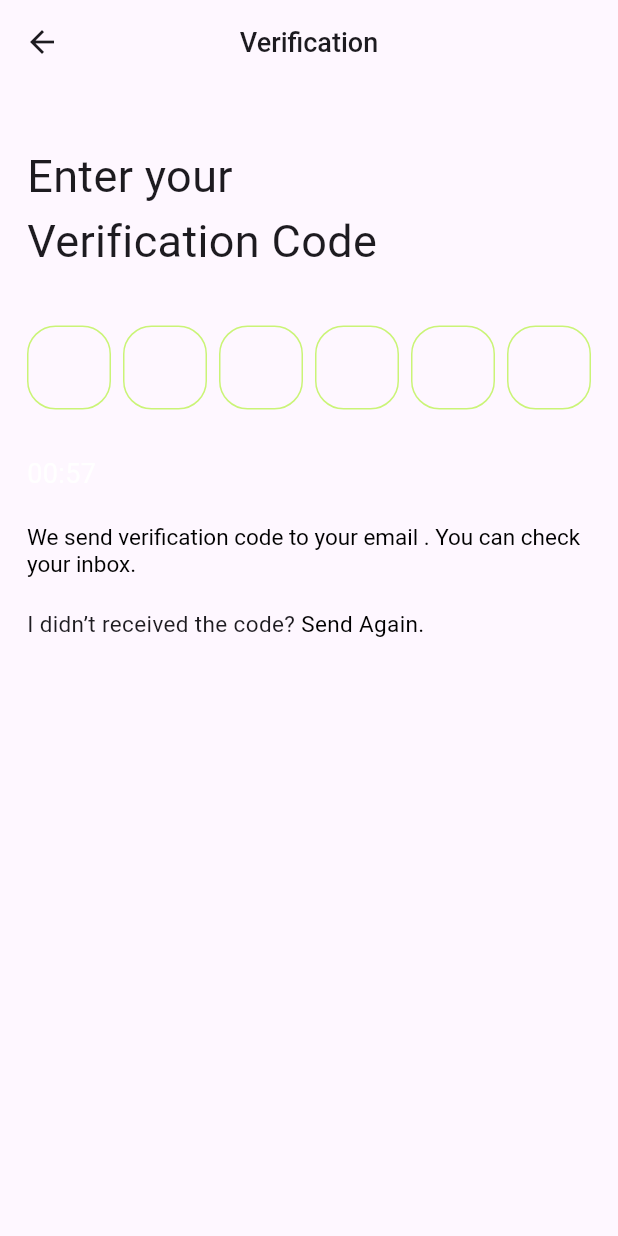
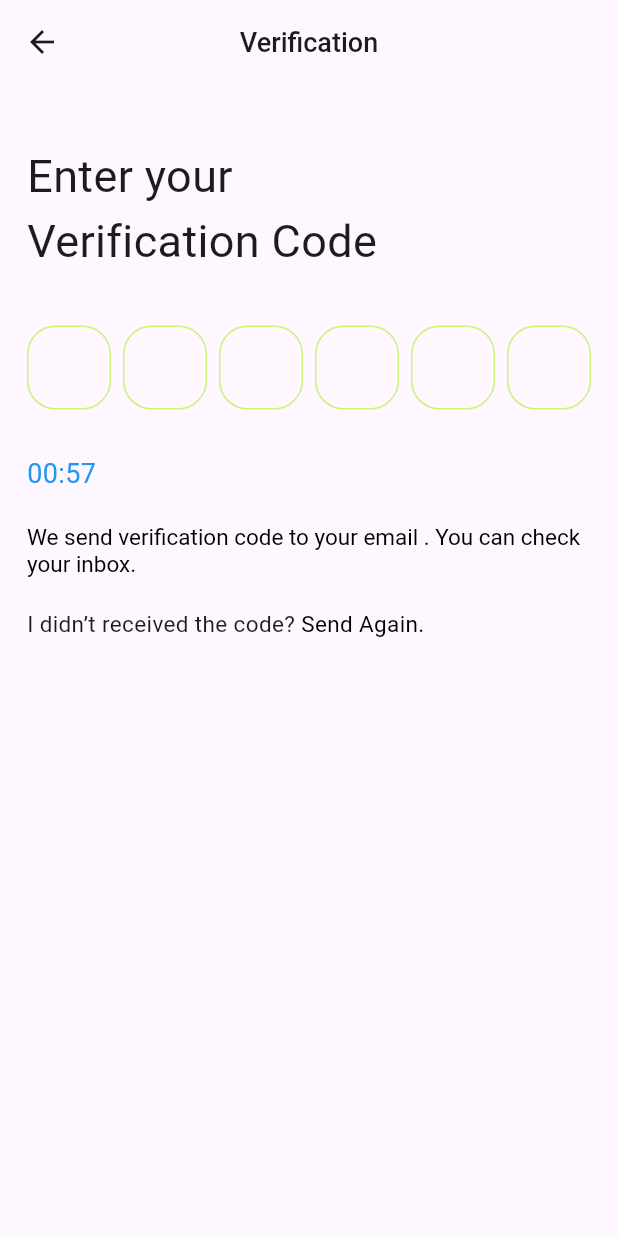
Before and after one commit to max4real/Instrapound, a Flutter app: the VerificationPage screen opened directly, after a tap on "Send Again.", on a phone screen of 412 x 824 dp. Run offline on Flutter 3.47's test engine with Material 3 defaults, Android fonts, the phone set to English and light mode, and no system bars; drawn by our look-alikes of pinput; our stand-ins replace firebase_auth, firebase_core, get, iconsax; missing offline and left inert: email_otp, local_captcha; accounts and stored records are empty.

Commit message:
for pull

```diff
--- a/lib/modules/auth/sign_up/captcha/c_captcha.dart
+++ b/lib/modules/auth/sign_up/captcha/c_captcha.dart
@@ -2,6 +2,7 @@ import 'dart:async';
 
 import 'package:flutter/material.dart';
 import 'package:get/get.dart';
+import 'package:instrapound/modules/auth/sign_up/verification/v_verification_page.dart';
 import 'package:local_captcha/local_captcha.dart';
 
 import '../../../../_common/c_datacontroller.dart';
@@ -81,6 +82,6 @@ class SignUpCaptchaController extends GetxController {
   }
 
   void onClickNext() {
-    // Get.to(()=>const );
+    Get.to(()=>const VerificationPage());
   }
 }
--- a/lib/modules/auth/sign_up/verification/c_verification_page.dart
+++ b/lib/modules/auth/sign_up/verification/c_verification_page.dart
@@ -7,8 +7,6 @@ import 'package:get/get.dart';
 import 'package:instrapound/_common/c_datacontroller.dart';
 
 class VerificationController extends GetxController {
-  DataController dataController = Get.find();
-
   String strEmail = '';
 
   TextEditingController pinController = TextEditingController();
@@ -32,7 +30,9 @@ class VerificationController extends GetxController {
     timer?.cancel();
   }
 
-  void initLoad() {
+  void initLoad() async {
+    DataController dataController = Get.find();
+
     EmailOTP.config(
       appName: 'Instrapound - Register OTP',
       otpType: OTPType.numeric,
@@ -44,8 +44,23 @@ class VerificationController extends GetxController {
 
     startCountdown();
     strEmail = dataController.email;
+    print(strEmail);
+    // await sendOTP(strEmail);
     // signUpWithEmailandPassword(
     //     dataController.email, dataController.password, dataController.name);
+  }
+
+  Future<bool> sendOTP(String email) async {
+    bool result = false;
+    // if(otpRefreshCooldown.value<=0){
+    // _resetOtpTimer();
+    try {
+      result = await EmailOTP.sendOTP(email: email);
+    } catch (e1) {
+      print(e1);
+    }
+    // }
+    return result;
   }
 
   Future<void> signUpWithEmailandPassword(
--- a/lib/modules/auth/sign_up/verification/v_verification_page.dart
+++ b/lib/modules/auth/sign_up/verification/v_verification_page.dart
@@ -110,7 +110,7 @@ class VerificationPage extends StatelessWidget {
                 builder: (context, value, child) {
                   return Text(
                     controller.formatTime(value),
-                    style: TextStyle(fontSize: 18, color: Colors.white),
+                    style: TextStyle(fontSize: 18, color: Colors.blue),
                   );
                 },
               ),
@@ -122,7 +122,7 @@ class VerificationPage extends StatelessWidget {
                   children: <TextSpan>[
                     TextSpan(
                       text: controller.strEmail,
-                      style: TextStyle(color: Colors.white),
+                      style: TextStyle(color: Colors.blue),
                     ),
                     const TextSpan(text: '. You can check your inbox.'),
                   ],
```
Also changed, not shown: 2 other files.
